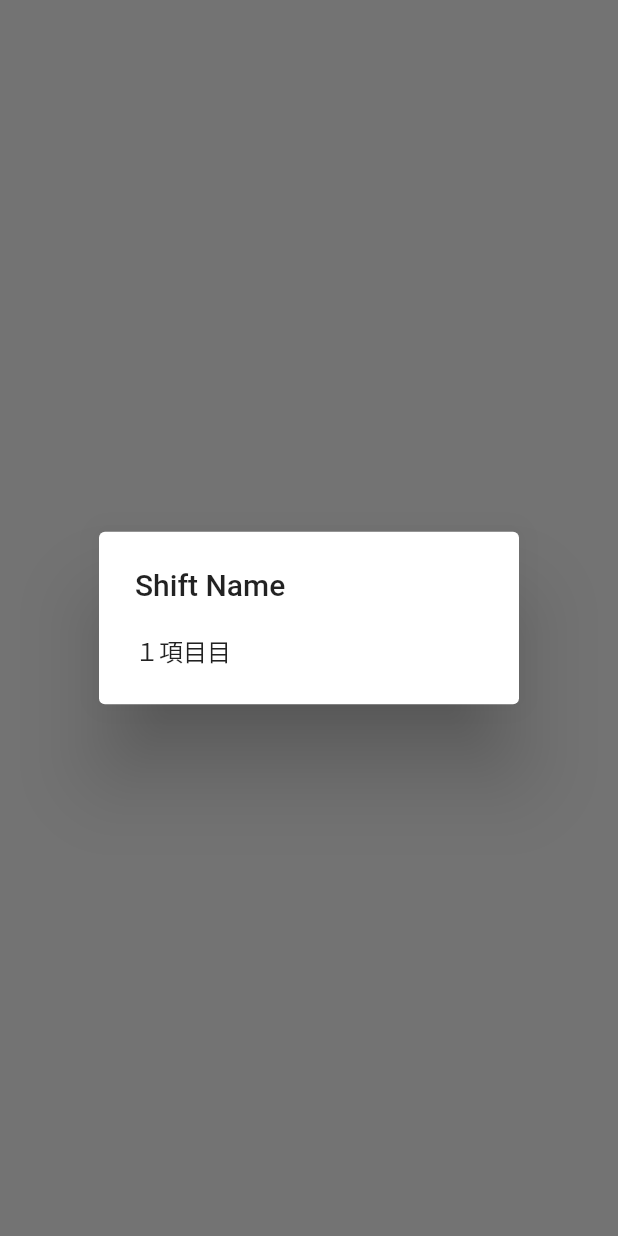
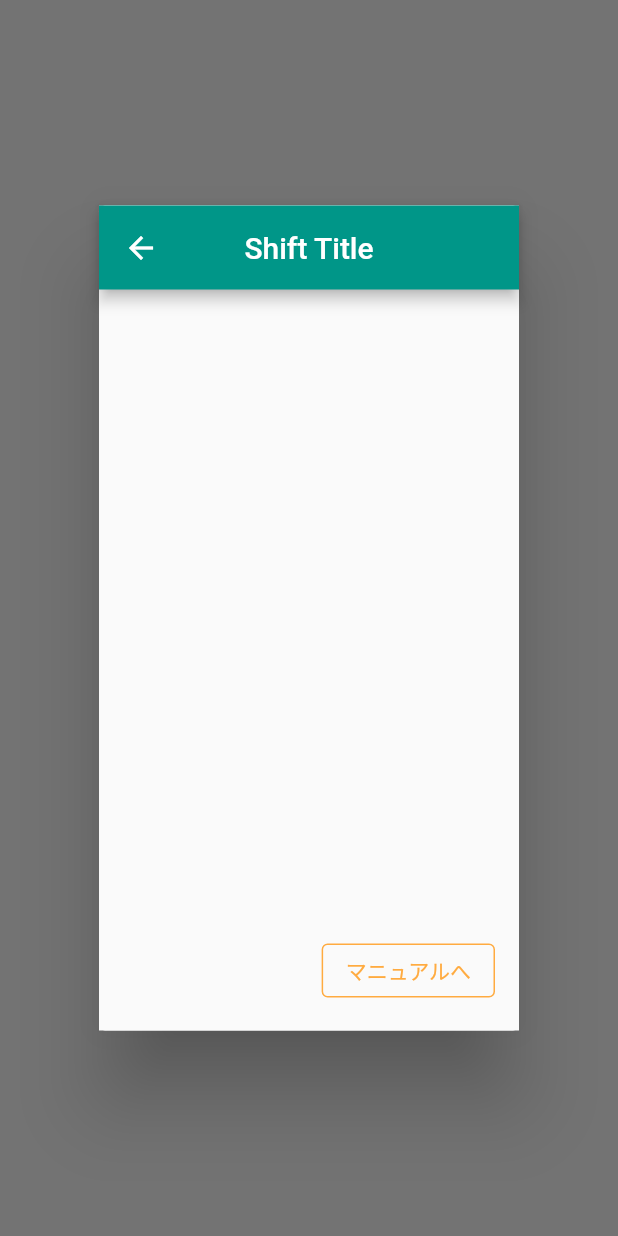
Before and after one commit to NUTFes/seeft-mobile, a Flutter app: what openShiftDialog() shows on an empty page, opened directly, on a phone screen of 412 x 824 dp. Run offline on Flutter 3.47's test engine with Material 2 defaults, Android fonts, the phone set to English and light mode, and no system bars; our stand-ins replace flutter_local_notifications, google_fonts, logger, shared_preferences; accounts and stored records are empty; network calls fail.

Commit message:
[mod] ダイアログのスタイルを変更 (#6)

```diff
--- a/lib/pages/my_shift_page_cleanup_day.dart
+++ b/lib/pages/my_shift_page_cleanup_day.dart
@@ -45,7 +45,7 @@ class _MyShiftPageState extends State<MyShiftPageCleanupDay> {
                       //   border: Border.all(color: Colors.black),
                       // ),
                       // child: _contents(size, snapshot.data)),
-                        child: table.shiftTable(snapshot.data)),
+                      child: table.shiftTable(snapshot.data, context)),
                 ],
               ),
             ));
--- a/lib/pages/my_shift_page_current_day_rainy.dart
+++ b/lib/pages/my_shift_page_current_day_rainy.dart
@@ -45,7 +45,7 @@ class _MyShiftPageState extends State<MyShiftPageCurrentDayRainy> {
                       //   border: Border.all(color: Colors.black),
                       // ),
                       // child: _contents(size, snapshot.data)),
-                        child: table.shiftTable(snapshot.data)),
+                      child: table.shiftTable(snapshot.data, context)),
                 ],
               ),
             ));
@@ -53,7 +53,6 @@ class _MyShiftPageState extends State<MyShiftPageCurrentDayRainy> {
     );
   }
 }
-
 
 Future getData() async {
   try {
--- a/lib/pages/my_shift_page_current_day_sunny.dart
+++ b/lib/pages/my_shift_page_current_day_sunny.dart
@@ -45,7 +45,7 @@ class _MyShiftPageState extends State<MyShiftPageCurrentDaySunny> {
                       //   border: Border.all(color: Colors.black),
                       // ),
                       // child: _contents(size, snapshot.data)),
-                        child: table.shiftTable(snapshot.data)),
+                      child: table.shiftTable(snapshot.data, context)),
                 ],
               ),
             ));
--- a/lib/pages/my_shift_page_preparation_day_rainy.dart
+++ b/lib/pages/my_shift_page_preparation_day_rainy.dart
@@ -45,7 +45,7 @@ class _MyShiftPageState extends State<MyShiftPagePrepationDayRainy> {
                       //   border: Border.all(color: Colors.black),
                       // ),
                       // child: _contents(size, snapshot.data)),
-                        child: table.shiftTable(snapshot.data)),
+                      child: table.shiftTable(snapshot.data, context)),
                 ],
               ),
             ));
@@ -53,7 +53,6 @@ class _MyShiftPageState extends State<MyShiftPagePrepationDayRainy> {
     );
   }
 }
-
 
 Future getData() async {
   try {
--- a/lib/pages/my_shift_page_preparation_day_sunny.dart
+++ b/lib/pages/my_shift_page_preparation_day_sunny.dart
@@ -45,7 +45,7 @@ class _MyShiftPageState extends State<MyShiftPagePreparationDaySunny> {
                       //   border: Border.all(color: Colors.black),
                       // ),
                       // child: _contents(size, snapshot.data)),
-                        child: table.shiftTable(snapshot.data)),
+                      child: table.shiftTable(snapshot.data, context)),
                 ],
               ),
             ));
--- a/lib/widgets/first_jump_selector.dart
+++ b/lib/widgets/first_jump_selector.dart
@@ -56,7 +56,7 @@ class _FirstJumpSelectorState extends State<FirstJumpSelector> {
             textTheme:
                 GoogleFonts.mPlus1pTextTheme(Theme.of(context).textTheme),
             primarySwatch: Colors.teal,
-            secondaryHeaderColor: Colors.teal[900],
+            secondaryHeaderColor: Colors.teal,
             focusColor: Colors.teal,
             backgroundColor: Colors.white,
             cardColor: Colors.white,
--- a/lib/widgets/shift_dialog.dart
+++ b/lib/widgets/shift_dialog.dart
@@ -1,3 +1,4 @@
+import 'package:flutter/material.dart';
 import 'package:seeft_mobile/configs/importer.dart';
 
 void openShiftDialog(BuildContext context) {
@@ -5,14 +6,25 @@ void openShiftDialog(BuildContext context) {
     context: context,
     builder: (context) {
       return SimpleDialog(
-        title: Text("Shift Name"),
-        children: <Widget>[
-          // コンテンツ領域
-          SimpleDialogOption(
-            onPressed: () => Navigator.pop(context),
-            child: Text("１項目目"),
+        contentPadding: EdgeInsets.zero,
+        titlePadding: EdgeInsets.zero,
+        title: Container(
+          height: 550,
+          child: Scaffold(
+            appBar: AppBar(
+              title: Text('Shift Title'),
+              centerTitle: true,
+            ),
+            floatingActionButton: OutlinedButton(
+              child: const Text('マニュアルへ'),
+              style: OutlinedButton.styleFrom(
+                primary: Colors.orangeAccent,
+                side: const BorderSide(color: Colors.orangeAccent),
+              ),
+              onPressed: () {},
+            ),
           ),
-        ],
+        ),
       );
     },
   );
```
Also changed, not shown: lib/pages/my_shift_page.dart (+8 -8 lines), lib/widgets/table.dart (+19 -2 lines). Lines whose indentation alone changed are shown as unchanged.
